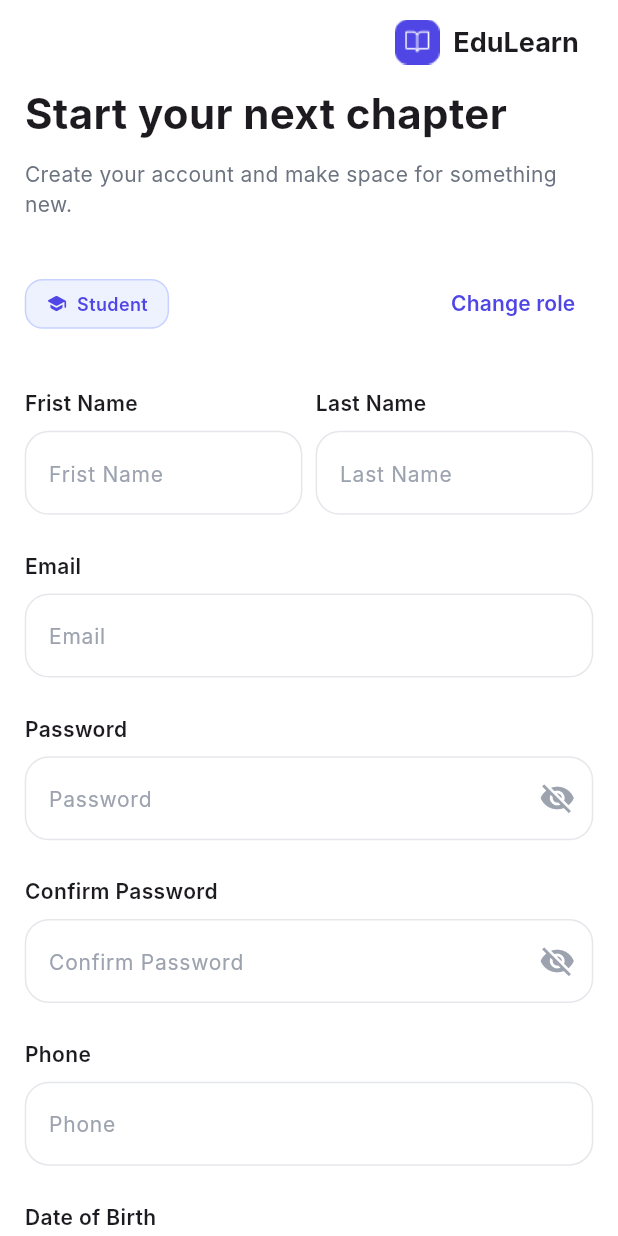
After one commit to MohammedAbdEl-Fatah/Edulearn_Mobile, a Flutter app: the StudentRegister screen opened by its route, on a phone screen of 412 x 824 dp. The commit adds this screen. Run offline on Flutter 3.47's test engine with Material 3 defaults, Android fonts, the phone set to English and light mode, and no system bars; our stand-ins replace dio, equatable, flutter_bloc, flutter_dotenv, get_it, pretty_dio_logger and 1 more; accounts and stored records are empty; Roboto replaces fonts that are missing (Inter); statements that could not run were skipped.

Commit message:
feat: implement student register UI

```diff
--- /dev/null
+++ b/lib/feature/auth/presentation/view/student_register.dart
@@ -0,0 +1,130 @@
+import 'package:edulearn_mobile/core/theme/app_colors.dart';
+import 'package:edulearn_mobile/core/theme/app_style.dart';
+import 'package:edulearn_mobile/core/theme/extension.dart';
+import 'package:edulearn_mobile/feature/auth/presentation/widget/custom_text_form_field.dart';
+import 'package:flutter/material.dart';
+
+import '../../../../core/router/app_router.dart';
+import '../../../../core/widgets/button.dart';
+import '../../../../core/widgets/logo.dart';
+import '../../../../core/widgets/text_button.dart';
+import '../widget/custom_change_role.dart';
+import '../widget/dob_field.dart';
+
+class StudentRegister extends StatelessWidget {
+  const StudentRegister({super.key});
+  @override
+  Widget build(BuildContext context) {
+    return Scaffold(
+      appBar: AppBar(
+        leading: const SizedBox.shrink(),
+        leadingWidth: MediaQuery.of(context).size.width * 0.6,
+        title: const Logo(),
+      ),
+      body: SingleChildScrollView(
+        child: Padding(
+          padding: EdgeInsets.symmetric(horizontal: context.w(15)),
+          child: Column(
+            spacing: context.h(10),
+            crossAxisAlignment: .start,
+            children: [
+              const Text("Start your next chapter", style: AppStyle.h1),
+              // SizedBox(height: context.h(10)),
+              Text(
+                "Create your account and make space for something new.",
+                style: AppStyle.caption.copyWith(color: AppColors.textGray),
+              ),
+              SizedBox(height: context.h(12)),
+              Row(
+                children: [
+                  const CustomChangeRole(),
+                  const Spacer(),
+                  CustomTextButton(
+                    onPressed: () {
+                      // navigator to register teacher
+                    },
+                    title: "Change role",
+                  ),
+                ],
+              ),
+
+              SizedBox(height: context.h(12)),
+              Row(
+                children: [
+                  Expanded(
+                    child: CustomTextFormField(
+                      hintText: "Frist Name",
+                      header: "Frist Name",
+                      controller: TextEditingController(),
+                      isObscure: false,
+                    ),
+                  ),
+                  SizedBox(width: context.w(8)),
+                  Expanded(
+                    child: CustomTextFormField(
+                      hintText: "Last Name",
+                      header: "Last Name",
+                      controller: TextEditingController(),
+                      isObscure: false,
+                    ),
+                  ),
+                ],
+              ),
+              SizedBox(height: context.h(4)),
+              CustomTextFormField(
+                hintText: "Email",
+                header: "Email",
+                controller: TextEditingController(),
+                isObscure: false,
+              ),
+
+              SizedBox(height: context.h(4)),
+              CustomTextFormField(
+                hintText: "Password",
+                header: "Password",
+                controller: TextEditingController(),
+                isObscure: true,
+              ),
+              SizedBox(height: context.h(4)),
+
+              CustomTextFormField(
+                hintText: "Confirm Password",
+                header: "Confirm Password",
+                controller: TextEditingController(),
+                isObscure: true,
+              ),
+
+              SizedBox(height: context.h(4)),
+              CustomTextFormField(
+                hintText: "Phone",
+                header: "Phone",
+                controller: TextEditingController(),
+                isObscure: false,
+              ),
+              SizedBox(height: context.h(4)),
+              const DobField(),
+              SizedBox(height: context.h(20)),
+              Button(
+                title: "Create Student account",
+                onPressed: () {
+                  // logic to sign up for student
+                },
+              ),
+
+              //has account text button
+              Align(
+                alignment: Alignment.center,
+                child: CustomTextButton(
+                  title: "Already have an account? Login",
+                  onPressed: () {
+                    Navigator.pushNamed(context, RouterName.login);
+                  },
+                ),
+              ),
+            ],
+          ),
+        ),
+      ),
+    );
+  }
+}
--- /dev/null
+++ b/lib/feature/auth/presentation/widget/custom_change_role.dart
@@ -0,0 +1,41 @@
+import 'package:flutter/material.dart';
+
+import '../../../../core/theme/app_colors.dart';
+import '../../../../core/theme/app_style.dart';
+import '../../../../core/theme/extension.dart';
+
+class CustomChangeRole extends StatelessWidget {
+  const CustomChangeRole({super.key});
+
+  @override
+  Widget build(BuildContext context) {
+    return Container(
+      padding: EdgeInsets.symmetric(
+        horizontal: context.w(12),
+        vertical: context.h(7),
+      ),
+      decoration: BoxDecoration(
+        color: AppColors.primaryLight,
+        border: Border.all(color: AppColors.primaryTint),
+        borderRadius: BorderRadius.circular(12),
+      ),
+      child: Row(
+        mainAxisSize: .min,
+        children: [
+          const Icon(
+            Icons.school_rounded,
+            size: 14,
+            color: AppColors.primaryDefault,
+          ),
+          SizedBox(width: context.w(6)),
+          Text(
+            "Student",
+            style: AppStyle.smallSemiBold.copyWith(
+              color: AppColors.primaryDefault,
+            ),
+          ),
+        ],
+      ),
+    );
+  }
+}
--- a/lib/feature/auth/presentation/widget/custom_text_form_field.dart
+++ b/lib/feature/auth/presentation/widget/custom_text_form_field.dart
@@ -33,6 +33,7 @@ class _CustomTextFormFieldState extends State<CustomTextFormField> {
         Text(widget.header, style: AppStyle.captionSemiBold),
         SizedBox(height: context.h(8)),
         TextFormField(
+          scrollPadding: .zero,
           controller: widget._controller,
           validator: widget.validator,
           cursorColor: AppColors.primaryDefault,
--- /dev/null
+++ b/lib/feature/auth/presentation/widget/dob_field.dart
@@ -0,0 +1,70 @@
+import 'package:edulearn_mobile/core/theme/app_colors.dart';
+import 'package:edulearn_mobile/core/theme/app_style.dart';
+import 'package:flutter/material.dart';
+
+class DobField extends StatefulWidget {
+  const DobField({super.key});
+
+  @override
+  State<DobField> createState() => _DobFieldState();
+}
+
+class _DobFieldState extends State<DobField> {
+  DateTime? selectedDob;
+
+  Future<void> _pickDob() async {
+    final picked = await showDatePicker(
+      context: context,
+      initialDate: DateTime(2000, 1, 1),
+      firstDate: DateTime(1900),
+      lastDate: DateTime.now(),
+    );
+
+    if (picked != null) {
+      setState(() => selectedDob = picked);
+    }
+  }
+
+  @override
+  Widget build(BuildContext context) {
+    return Column(
+      crossAxisAlignment: CrossAxisAlignment.start,
+      children: [
+        const Text('Date of Birth', style: AppStyle.captionSemiBold),
+        const SizedBox(height: 8),
+        InkWell(
+          onTap: _pickDob,
+          borderRadius: BorderRadius.circular(12),
+          child: Container(
+            padding: const EdgeInsets.symmetric(horizontal: 16, vertical: 16),
+            decoration: BoxDecoration(
+              border: Border.all(color: AppColors.border.withAlpha(30)),
+              borderRadius: BorderRadius.circular(12),
+            ),
+            child: Row(
+              children: [
+                const Icon(Icons.calendar_month_outlined),
+                const SizedBox(width: 12),
+                Expanded(
+                  child: Text(
+                    selectedDob == null
+                        ? 'Select your date of birth'
+                        : '${selectedDob!.day.toString().padLeft(2, '0')}/'
+                              '${selectedDob!.month.toString().padLeft(2, '0')}/'
+                              '${selectedDob!.year}',
+                    style: AppStyle.caption.copyWith(
+                      color: selectedDob == null
+                          ? AppColors.textGray
+                          : AppColors.textDark,
+                    ),
+                  ),
+                ),
+                const Icon(Icons.keyboard_arrow_down),
+              ],
+            ),
+          ),
+        ),
+      ],
+    );
+  }
+}
```
